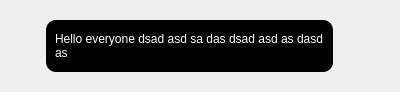
Before: the Qt Designer form recieve.ui in ahmadmaaz/HZA-Messenger, drawn with Qt 5.
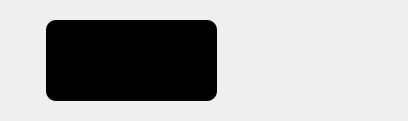
After: the same form once the commit is applied. Icons and pictures are not drawn.

The edit to the form file:
```diff
--- a/recieve.ui
+++ b/recieve.ui
@@ -6,8 +6,8 @@
    <rect>
     <x>0</x>
     <y>0</y>
-    <width>400</width>
-    <height>92</height>
+    <width>408</width>
+    <height>121</height>
    </rect>
   </property>
   <property name="windowTitle">
@@ -95,13 +95,13 @@
            <item>
             <widget class="QLabel" name="label_2">
              <property name="sizePolicy">
-              <sizepolicy hsizetype="Preferred" vsizetype="Minimum">
+              <sizepolicy hsizetype="Preferred" vsizetype="MinimumExpanding">
                <horstretch>0</horstretch>
                <verstretch>0</verstretch>
               </sizepolicy>
              </property>
              <property name="text">
-              <string>Hello everyone dsad asd sa das dsad asd as dasd as</string>
+              <string/>
              </property>
              <property name="wordWrap">
               <bool>true</bool>
```
